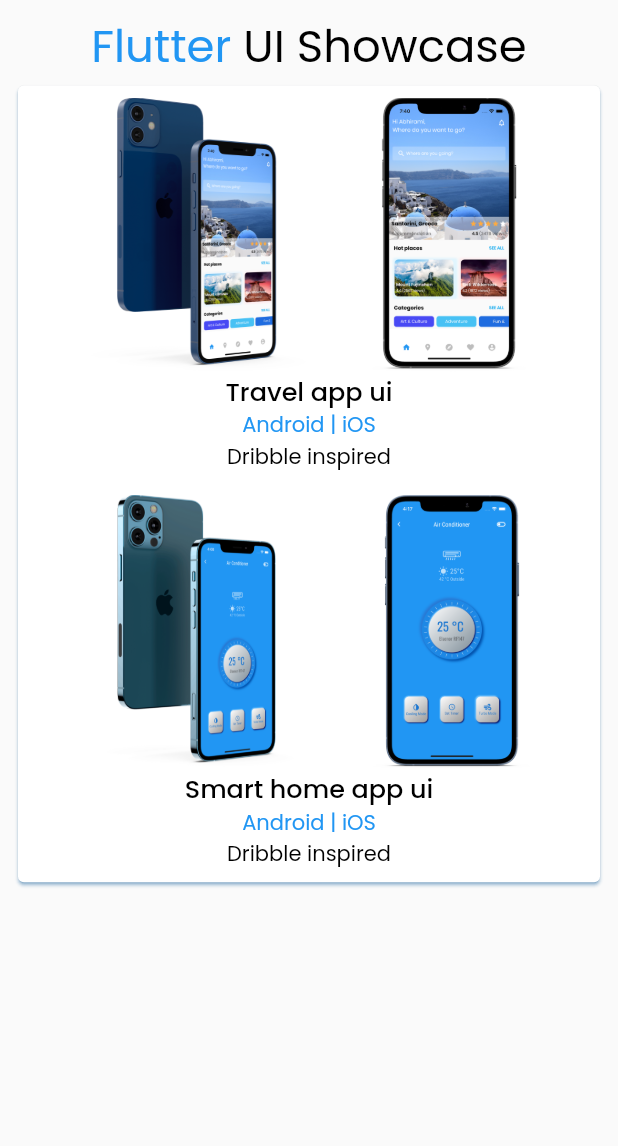
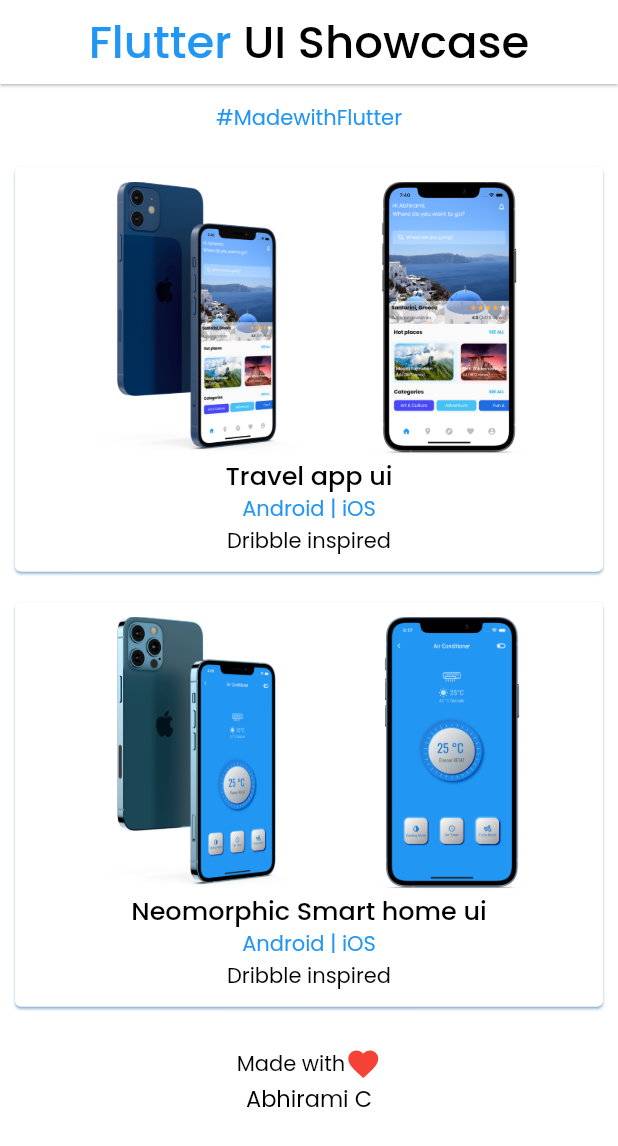
Before and after one commit to abhiramicdev/portfolio, a Flutter app: the screen it shows after launch, on a phone screen of 412 x 824 dp. Shown: the top 1146 px of the screen. Run offline on Flutter 3.47's test engine with Material 2 defaults, Android fonts, the phone set to English and light mode, and no system bars; our stand-ins replace google_fonts, pinch_zoom; missing offline and left inert: flutter_sinusoidals.

Commit message:
end card added, colunmn changed to list

```diff
--- a/lib/main.dart
+++ b/lib/main.dart
@@ -12,11 +12,10 @@ class MyApp extends StatelessWidget {
   @override
   Widget build(BuildContext context) {
     return MaterialApp(
-         title: "Abhirami's Portfolio",
+      title: "Abhirami's Portfolio",
       debugShowCheckedModeBanner: false,
       // theme: ThemeData.dark(),
       theme: ThemeData(
-
         primarySwatch: Colors.blue,
         visualDensity: VisualDensity.adaptivePlatformDensity,
       ),
--- a/lib/screens/showcase.dart
+++ b/lib/screens/showcase.dart
@@ -1,20 +1,18 @@
 import 'package:flutter/material.dart';
 import 'package:google_fonts/google_fonts.dart';
-import 'package:myportfolio/screens/zoom_image.dart';
 import 'package:myportfolio/widgets/app_card.dart';
-import 'package:pinch_zoom/pinch_zoom.dart';
+import 'package:myportfolio/widgets/end_text.dart';
 
 class Showcase extends StatelessWidget {
   @override
   Widget build(BuildContext context) {
     return SafeArea(
       child: Scaffold(
-        body: Padding(
-          padding: const EdgeInsets.all(8.0),
-          child: Column(
-            mainAxisAlignment: MainAxisAlignment.start,
-            children: [
-              Row(
+        backgroundColor: Colors.white,
+        appBar: AppBar(
+          elevation: .8,
+          backgroundColor: Colors.white,
+          title: Row(
             mainAxisAlignment: MainAxisAlignment.center,
             children: [
               Text(
@@ -33,33 +31,32 @@ class Showcase extends StatelessWidget {
               ),
             ],
           ),
-              Card(
-                elevation: 1,
-                shadowColor: Colors.blue,
-                child: Padding(
-                  padding: const EdgeInsets.all(8.0),
-                  child: Column(
+        ),
+        body: ListView(
+          scrollDirection: MediaQuery.of(context).size.width >
+                  MediaQuery.of(context).size.height
+              ? Axis.horizontal
+              : Axis.vertical,
           children: [
+            Padding(
+              padding: const EdgeInsets.symmetric(vertical: 12.0),
+              child: Text(
+                "#MadewithFlutter",
+                textAlign: TextAlign.center,
+                style: GoogleFonts.poppins(
+                  color: Colors.blue,
+                ),
+              ),
+            ),
             AppCard(
               'lib/assets/images/travel_mock1.png',
               'lib/assets/images/travel2.png',
               'Travel app ui',
             ),
-                      SizedBox(height:15),
-                      // Container(height:7),
-                      // Card(),
-                            AppCard(
-                        'lib/assets/images/home1.png',
-                        'lib/assets/images/home2.png',
-                        'Smart home app ui',
-                      ),
-
+            AppCard('lib/assets/images/home1.png',
+                'lib/assets/images/home2.png', "Neomorphic Smart home ui"),
+            EndText(),
           ],
-                  ),
-                ),
-              ),
-            ],
-          ),
         ),
       ),
     );
--- a/lib/screens/zoom_image.dart
+++ b/lib/screens/zoom_image.dart
@@ -5,7 +5,6 @@ import 'package:pinch_zoom/pinch_zoom.dart';
 class ZoomPage extends StatelessWidget {
   final String image;
   final String appName;
-  // final String
   ZoomPage(this.image, this.appName);
   @override
   Widget build(BuildContext context) {
@@ -21,13 +20,22 @@ class ZoomPage extends StatelessWidget {
       ),
       body: Column(
         children: [
+          Padding(
+            padding: const EdgeInsets.only(top: 8.0),
+            child: Text(
+              "Pinch to Zoom",
+              style: GoogleFonts.poppins(
+                color: Colors.blue,
+              ),
+            ),
+          ),
           Container(
-            height: MediaQuery.of(context).size.height-MediaQuery.of(context).size.height/9,
+            height: MediaQuery.of(context).size.height -
+                MediaQuery.of(context).size.height / 7,
             width: MediaQuery.of(context).size.width,
             child: PinchZoom(
               // image: Image.network('http://placerabbit.com/200/333'),
               image: Image.asset(
-                // 'lib/assets/images/travel_mock1.png',
                 this.image,
                 height: MediaQuery.of(context).size.height / 2,
               ),
--- a/lib/widgets/app_card.dart
+++ b/lib/widgets/app_card.dart
@@ -14,25 +14,52 @@ class AppCard extends StatelessWidget {
         Navigator.of(context).push(
           new MaterialPageRoute(
             builder: (BuildContext context) {
-              return ZoomPage(
-                  this.image1, this.appName);
+              return ZoomPage(this.image1, this.appName);
             },
           ),
         );
       },
-      child: Container(
+      child: Card(
+        elevation: .8,
+        margin: EdgeInsets.all(10),
+        shadowColor: Colors.blue,
+        child: Padding(
+          padding: const EdgeInsets.all(10.0),
           child: Column(
+            mainAxisAlignment: MainAxisAlignment.center,
             children: [
               Row(
                 mainAxisAlignment: MainAxisAlignment.spaceEvenly,
                 children: [
-                Image.asset(
+                  GestureDetector(
+                    onTap: () {
+                      Navigator.of(context).push(
+                        new MaterialPageRoute(
+                          builder: (BuildContext context) {
+                            return ZoomPage(this.image2, this.appName);
+                          },
+                        ),
+                      );
+                    },
+                    child: Image.asset(
                       this.image2,
                       height: MediaQuery.of(context).size.height / 4.5,
                     ),
-                Image.asset(
+                  ),
+                  GestureDetector(
+                    onTap: () {
+                      Navigator.of(context).push(
+                        new MaterialPageRoute(
+                          builder: (BuildContext context) {
+                            return ZoomPage(this.image1, this.appName);
+                          },
+                        ),
+                      );
+                    },
+                    child: Image.asset(
                       this.image1,
                       height: MediaQuery.of(context).size.height / 4.5,
+                    ),
                   ),
                 ],
               ),
@@ -63,6 +90,7 @@ class AppCard extends StatelessWidget {
             ],
           ),
         ),
+      ),
     );
   }
 }
--- /dev/null
+++ b/lib/widgets/end_text.dart
@@ -0,0 +1,35 @@
+import 'package:flutter/material.dart';
+import 'package:google_fonts/google_fonts.dart';
+
+class EndText extends StatelessWidget {
+  @override
+  Widget build(BuildContext context) {
+    return Padding(
+      padding: const EdgeInsets.symmetric(vertical: 16.0),
+      child: Column(
+        mainAxisAlignment: MainAxisAlignment.start,
+        children: [
+          Row(
+            mainAxisAlignment: MainAxisAlignment.center,
+            children: [
+              Text(
+                "Made with",
+                style: GoogleFonts.poppins(
+                  color: Colors.black,
+                ),
+              ),
+              Icon(Icons.favorite, color: Colors.red),
+            ],
+          ),
+          Text(
+            "Abhirami C",
+            style: GoogleFonts.poppins(
+              color: Colors.black,
+              fontSize: 15,
+            ),
+          ),
+        ],
+      ),
+    );
+  }
+}
```
Lines whose indentation alone changed are shown as unchanged.
